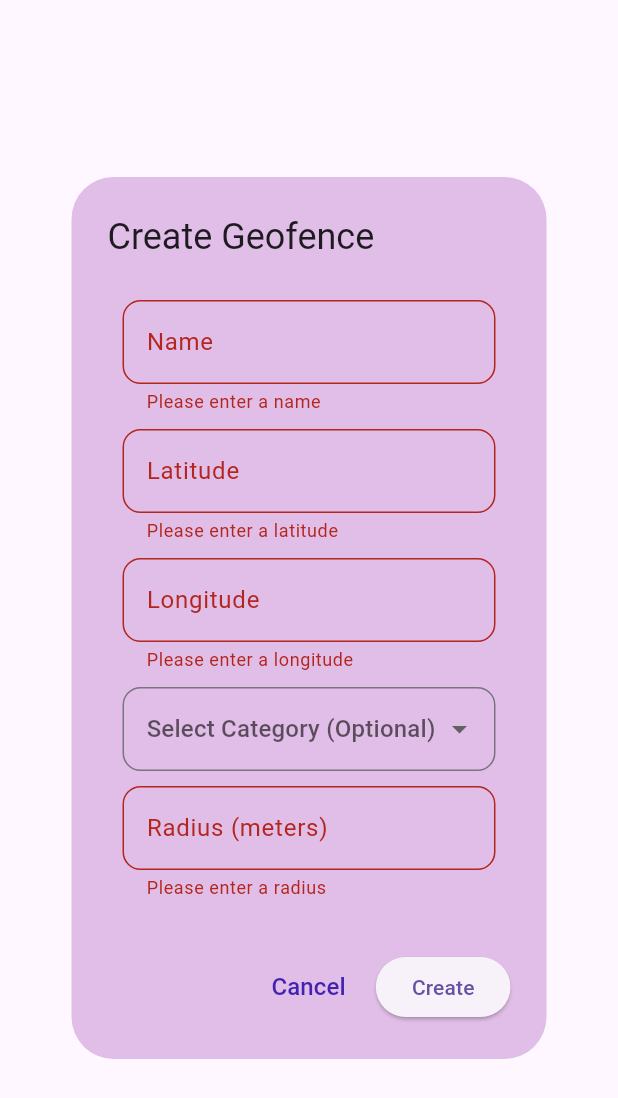
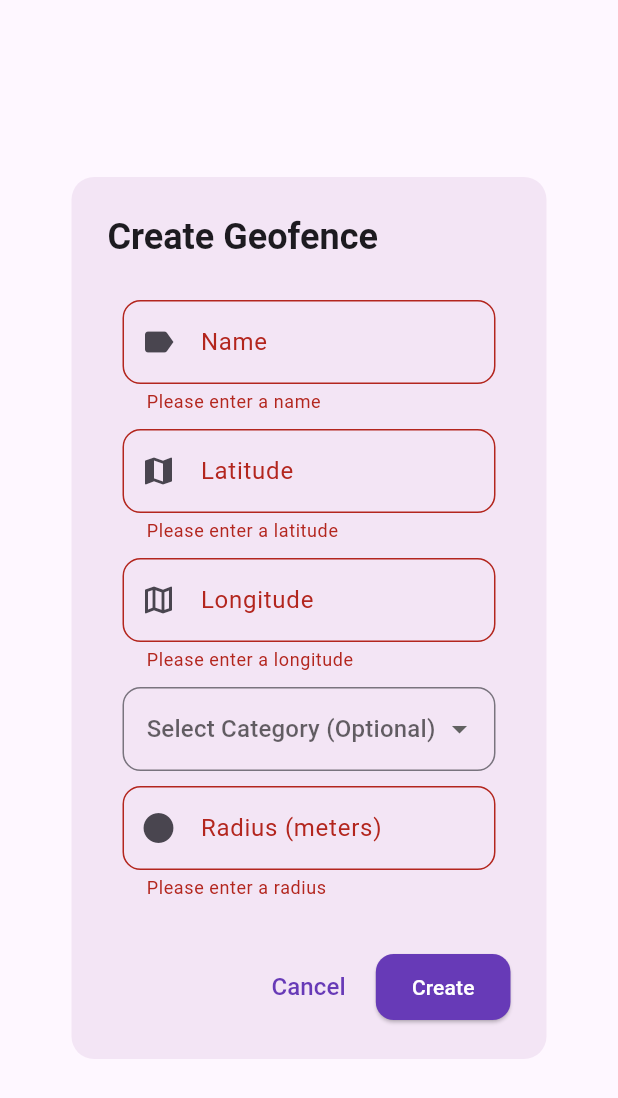
Before and after one commit to Xarkdagor/TimelyTrail, a Flutter app: the GeoFenceInputDialog widget shown alone on an empty page, opened directly, after a tap on "Create", on a phone screen of 412 x 824 dp. Shown: the top 1098 px of the screen. Run offline on Flutter 3.47's test engine with Material 3 defaults, Android fonts, the light colour scheme and no system bars; our stand-ins replace flutter_svg, google_maps_flutter, google_nav_bar, isar, permission_handler, shared_preferences and 2 more; missing offline and left inert: fl_location, gsheets; accounts and stored records are empty; generated files the repository leaves out were written again; statements that could not run were skipped; key blocks and very long unbroken strings in the code were emptied for the run.

Commit message:
modified:   lib/utils/geofence_input_dialog.dart

```diff
--- a/lib/pages/datagrid.dart
+++ b/lib/pages/datagrid.dart
@@ -2,6 +2,7 @@ import 'package:flutter/material.dart';
 
 class SpreadSheet extends StatelessWidget {
   const SpreadSheet({super.key});
+
   @override
   Widget build(context) {
     return const Scaffold();
--- a/lib/utils/geofence_input_dialog.dart
+++ b/lib/utils/geofence_input_dialog.dart
@@ -18,6 +18,8 @@ class _GeoFenceInputDialogState extends State<GeoFenceInputDialog> {
   final _latitudeController = TextEditingController();
   final _longitudeController = TextEditingController();
   final _radiusController = TextEditingController();
+
+  bool _isLoading = false;
 
   Color _generateRandomColor() {
     return Color.fromARGB(
@@ -40,8 +42,10 @@ class _GeoFenceInputDialogState extends State<GeoFenceInputDialog> {
   @override
   Widget build(BuildContext context) {
     return AlertDialog(
-      backgroundColor: Colors.purple[100],
-      title: const Text('Create Geofence'),
+      shape: RoundedRectangleBorder(borderRadius: BorderRadius.circular(15)),
+      backgroundColor: Colors.purple[50],
+      title: const Text('Create Geofence',
+          style: TextStyle(fontWeight: FontWeight.bold)),
       content: Form(
         key: _formKey,
         child: SingleChildScrollView(
@@ -53,11 +57,11 @@ class _GeoFenceInputDialogState extends State<GeoFenceInputDialog> {
                 NameTextFormField(
                   controller: _nameController,
                 ),
-                const Padding(padding: EdgeInsets.symmetric(vertical: 5)),
+                const SizedBox(height: 10),
                 LatitudeTextFormField(controller: _latitudeController),
-                const Padding(padding: EdgeInsets.symmetric(vertical: 5)),
+                const SizedBox(height: 10),
                 LongitudeTextFormField(controller: _longitudeController),
-                const Padding(padding: EdgeInsets.symmetric(vertical: 5)),
+                const SizedBox(height: 10),
                 DropdownButtonFormField<String?>(
                   // Changed to String?
                   decoration: InputDecoration(
@@ -79,8 +83,7 @@ class _GeoFenceInputDialogState extends State<GeoFenceInputDialog> {
                     });
                   },
                 ),
-                const Padding(padding: EdgeInsets.symmetric(vertical: 5)),
-                // Use a Conditional Widget (e.g., if statement)
+                const SizedBox(height: 10),
                 if (selectedCategory == null)
                   RadiusTextFormField(controller: _radiusController)
                 else
@@ -96,16 +99,30 @@ class _GeoFenceInputDialogState extends State<GeoFenceInputDialog> {
           child: const Text(
             'Cancel',
             style: TextStyle(
-              color: Color.fromARGB(255, 67, 34, 178),
+              color: Colors.deepPurple,
               fontSize: 16,
             ),
           ),
         ),
         ElevatedButton(
-          onPressed: () async {
+          style: ElevatedButton.styleFrom(
+            backgroundColor: Colors.deepPurple,
+            foregroundColor: Colors.white,
+            shape: RoundedRectangleBorder(
+              borderRadius: BorderRadius.circular(12),
+            ),
+            padding: const EdgeInsets.symmetric(horizontal: 24, vertical: 12),
+          ),
+          onPressed: _isLoading
+              ? null
+              : () async {
                   if (!_formKey.currentState!.validate()) {
                     return; // Early exit if validation fails
                   }
+
+                  setState(() {
+                    _isLoading = true;
+                  });
 
                   try {
                     double latitude = double.parse(_latitudeController.text);
@@ -120,11 +137,13 @@ class _GeoFenceInputDialogState extends State<GeoFenceInputDialog> {
                       name: _nameController.text,
                       latitude: latitude,
                       longitude: longitude,
-                  radius: radius, // Could be null if the category is selected
+                      radius:
+                          radius, // Could be null if the category is selected
                       color: _generateRandomColor().value,
                       entryTimestamp: null,
                       exitTimestamp: null,
-                  category: selectedCategory);
+                      category: selectedCategory,
+                    );
 
                     await GeofencesDatabase().createGeofence(newGeoFence);
 
@@ -133,16 +152,29 @@ class _GeoFenceInputDialogState extends State<GeoFenceInputDialog> {
                     _longitudeController.clear();
                     _radiusController.clear();
                     selectedCategory = null; // Reset category selection
-              setState(() {}); // Update the UI if needed
 
                     Navigator.of(context).pop(); // Close the dialog
                   } catch (error) {
                     log('Error creating Geofence: $error');
                     ScaffoldMessenger.of(context).showSnackBar(
-                  const SnackBar(content: Text('Error creating geofence')));
+                      const SnackBar(content: Text('Error creating geofence')),
+                    );
+                  } finally {
+                    setState(() {
+                      _isLoading = false;
+                    });
                   }
                 },
-          child: const Text('Create'),
+          child: _isLoading
+              ? const SizedBox(
+                  width: 16,
+                  height: 16,
+                  child: CircularProgressIndicator(
+                    color: Colors.white,
+                    strokeWidth: 2,
+                  ),
+                )
+              : const Text('Create'),
         ),
       ],
     );
@@ -160,6 +192,7 @@ class NameTextFormField extends StatelessWidget {
       controller: controller,
       decoration: InputDecoration(
         labelText: 'Name',
+        prefixIcon: const Icon(Icons.label),
         border: OutlineInputBorder(
           borderRadius: BorderRadius.circular(12),
         ),
@@ -187,6 +220,7 @@ class LatitudeTextFormField extends StatelessWidget {
           decimal: true, signed: true), // Numeric keyboard
       decoration: InputDecoration(
         labelText: 'Latitude',
+        prefixIcon: const Icon(Icons.map),
         border: OutlineInputBorder(
           borderRadius: BorderRadius.circular(12),
         ),
@@ -218,6 +252,7 @@ class LongitudeTextFormField extends StatelessWidget {
           const TextInputType.numberWithOptions(decimal: true, signed: true),
       decoration: InputDecoration(
         labelText: 'Longitude',
+        prefixIcon: const Icon(Icons.map_outlined),
         border: OutlineInputBorder(
           borderRadius: BorderRadius.circular(12),
         ),
@@ -248,6 +283,7 @@ class RadiusTextFormField extends StatelessWidget {
       keyboardType: const TextInputType.numberWithOptions(decimal: true),
       decoration: InputDecoration(
         labelText: 'Radius (meters)',
+        prefixIcon: const Icon(Icons.circle),
         border: OutlineInputBorder(
           borderRadius: BorderRadius.circular(12),
         ),
```
Lines whose indentation alone changed are shown as unchanged.
